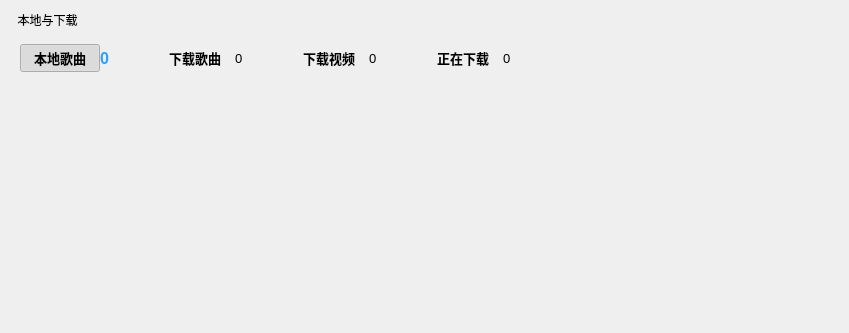
Qt form KuGouStart/LocalDownload/LocalDownload.ui (a-mo-xi-wei/Qt-KuGouAppClient) before a commit.
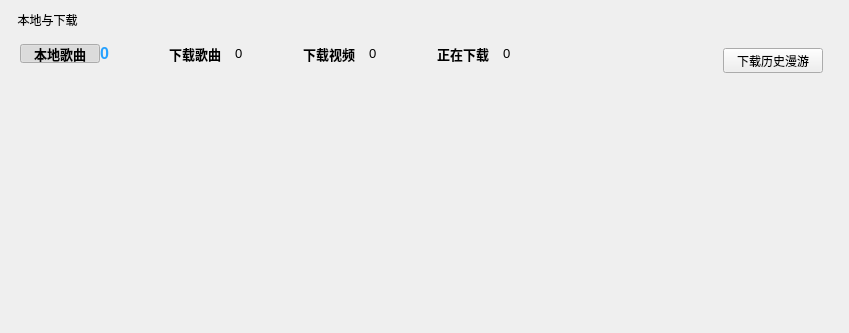
The same form after that commit.

Commit message: 添加界面细节

What changed in the file:
```diff
--- a/KuGouStart/LocalDownload/LocalDownload.ui
+++ b/KuGouStart/LocalDownload/LocalDownload.ui
@@ -29,6 +29,9 @@
    <item>
     <widget class="QWidget" name="guide_widget" native="true">
      <layout class="QHBoxLayout" name="horizontalLayout_12">
+      <property name="rightMargin">
+       <number>15</number>
+      </property>
       <item>
        <layout class="QVBoxLayout" name="verticalLayout_11">
         <property name="spacing">
@@ -496,6 +499,37 @@
         </property>
        </spacer>
       </item>
+      <item>
+       <widget class="QToolButton" name="download_history_toolButton">
+        <property name="sizePolicy">
+         <sizepolicy hsizetype="Fixed" vsizetype="Fixed">
+          <horstretch>0</horstretch>
+          <verstretch>0</verstretch>
+         </sizepolicy>
+        </property>
+        <property name="minimumSize">
+         <size>
+          <width>100</width>
+          <height>25</height>
+         </size>
+        </property>
+        <property name="maximumSize">
+         <size>
+          <width>100</width>
+          <height>25</height>
+         </size>
+        </property>
+        <property name="cursor">
+         <cursorShape>PointingHandCursor</cursorShape>
+        </property>
+        <property name="text">
+         <string>下载历史漫游</string>
+        </property>
+        <property name="toolButtonStyle">
+         <enum>Qt::ToolButtonTextOnly</enum>
+        </property>
+       </widget>
+      </item>
      </layout>
     </widget>
    </item>
```
The commit also changes 2 other files.
